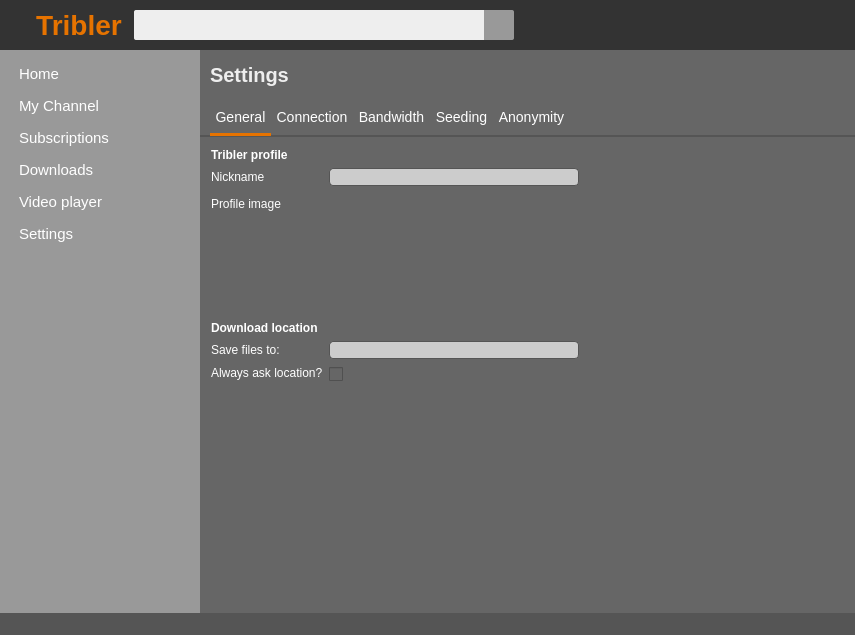
The window that TriblerGUI/qt_resources/mainwindow.ui (devos50/TriblerGUI) describes before a commit, drawn with Qt 5.
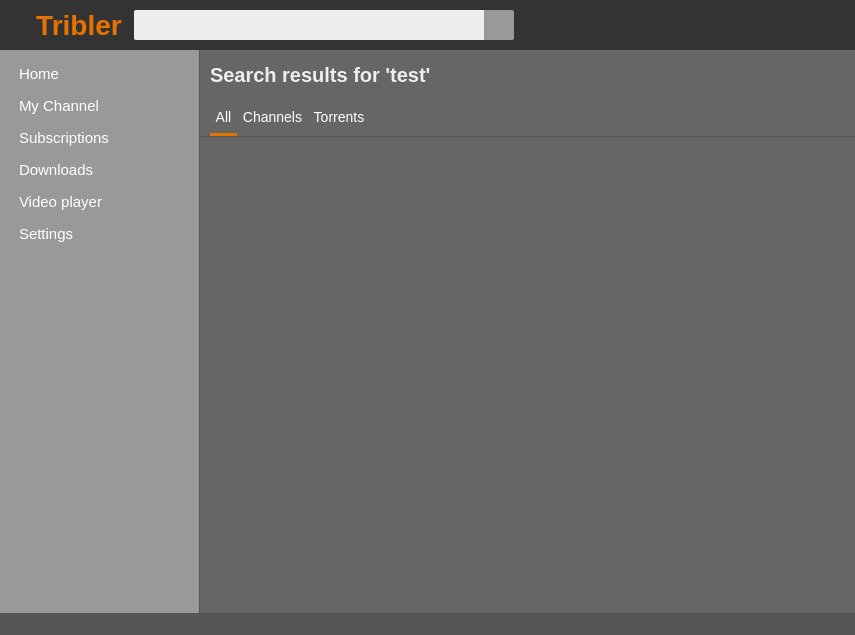
The same window after the commit. Icons and pictures are not drawn. Custom widgets are drawn as their Qt base class.

Commit message: Refactored search results page into its own modules

Patch:
```diff
--- a/TriblerGUI/qt_resources/mainwindow.ui
+++ b/TriblerGUI/qt_resources/mainwindow.ui
@@ -330,7 +330,8 @@
          <bool>false</bool>
         </property>
         <property name="styleSheet">
-         <string notr="true">background-color: #999;</string>
+         <string notr="true">background-color: #999;
+border-right: 1px solid #555;</string>
         </property>
         <property name="locale">
          <locale language="Dutch" country="Netherlands"/>
@@ -697,7 +698,7 @@
       <item>
        <widget class="QStackedWidget" name="stackedWidget">
         <property name="currentIndex">
-         <number>4</number>
+         <number>2</number>
         </property>
         <widget class="QWidget" name="home_page">
          <layout class="QVBoxLayout" name="verticalLayout">
@@ -2079,8 +2080,11 @@
           </item>
          </layout>
         </widget>
-        <widget class="QWidget" name="channels_overview">
+        <widget class="SearchResultsPage" name="search_results_page">
          <layout class="QVBoxLayout" name="verticalLayout">
+          <property name="spacing">
+           <number>0</number>
+          </property>
           <property name="leftMargin">
            <number>0</number>
           </property>
@@ -2094,7 +2098,233 @@
            <number>0</number>
           </property>
           <item>
-           <widget class="QListWidget" name="channels_list">
+           <widget class="QWidget" name="widget_7" native="true">
+            <layout class="QHBoxLayout" name="horizontalLayout_28">
+             <property name="spacing">
+              <number>0</number>
+             </property>
+             <property name="leftMargin">
+              <number>0</number>
+             </property>
+             <property name="topMargin">
+              <number>0</number>
+             </property>
+             <property name="rightMargin">
+              <number>0</number>
+             </property>
+             <property name="bottomMargin">
+              <number>0</number>
+             </property>
+             <item>
+              <spacer name="horizontalSpacer_35">
+               <property name="orientation">
+                <enum>Qt::Horizontal</enum>
+               </property>
+               <property name="sizeType">
+                <enum>QSizePolicy::Fixed</enum>
+               </property>
+               <property name="sizeHint" stdset="0">
+                <size>
+                 <width>10</width>
+                 <height>20</height>
+                </size>
+               </property>
+              </spacer>
+             </item>
+             <item>
+              <widget class="QLabel" name="label_22">
+               <property name="sizePolicy">
+                <sizepolicy hsizetype="Preferred" vsizetype="Fixed">
+                 <horstretch>0</horstretch>
+                 <verstretch>0</verstretch>
+                </sizepolicy>
+               </property>
+               <property name="minimumSize">
+                <size>
+                 <width>0</width>
+                 <height>50</height>
+                </size>
+               </property>
+               <property name="maximumSize">
+                <size>
+                 <width>16777215</width>
+                 <height>50</height>
+                </size>
+               </property>
+               <property name="styleSheet">
+                <string notr="true">color: #eee;
+background-color: transparent;
+font-size: 20px;
+font-weight: bold;</string>
+               </property>
+               <property name="text">
+                <string>Search results for 'test'</string>
+               </property>
+              </widget>
+             </item>
+            </layout>
+           </widget>
+          </item>
+          <item>
+           <widget class="TabButtonPanel" name="search_results_tab" native="true">
+            <layout class="QHBoxLayout" name="horizontalLayout_27">
+             <property name="spacing">
+              <number>0</number>
+             </property>
+             <property name="leftMargin">
+              <number>0</number>
+             </property>
+             <property name="topMargin">
+              <number>0</number>
+             </property>
+             <property name="rightMargin">
+              <number>0</number>
+             </property>
+             <property name="bottomMargin">
+              <number>0</number>
+             </property>
+             <item>
+              <spacer name="horizontalSpacer_33">
+               <property name="orientation">
+                <enum>Qt::Horizontal</enum>
+               </property>
+               <property name="sizeType">
+                <enum>QSizePolicy::Fixed</enum>
+               </property>
+               <property name="sizeHint" stdset="0">
+                <size>
+                 <width>10</width>
+                 <height>20</height>
+                </size>
+               </property>
+              </spacer>
+             </item>
+             <item>
+              <widget class="UnderlineTabButton" name="search_results_all_button">
+               <property name="sizePolicy">
+                <sizepolicy hsizetype="Minimum" vsizetype="Fixed">
+                 <horstretch>0</horstretch>
+                 <verstretch>0</verstretch>
+                </sizepolicy>
+               </property>
+               <property name="minimumSize">
+                <size>
+                 <width>0</width>
+                 <height>36</height>
+                </size>
+               </property>
+               <property name="maximumSize">
+                <size>
+                 <width>16777215</width>
+                 <height>36</height>
+                </size>
+               </property>
+               <property name="cursor">
+                <cursorShape>PointingHandCursor</cursorShape>
+               </property>
+               <property name="styleSheet">
+                <string notr="true">color: white;
+border: none;
+border-bottom: 3px solid #e67300;
+background: none;
+font-size: 14px;
+</string>
+               </property>
+               <property name="text">
+                <string>All</string>
+               </property>
+              </widget>
+             </item>
+             <item>
+              <widget class="UnderlineTabButton" name="search_results_channels_button">
+               <property name="sizePolicy">
+                <sizepolicy hsizetype="Minimum" vsizetype="Fixed">
+                 <horstretch>0</horstretch>
+                 <verstretch>0</verstretch>
+                </sizepolicy>
+               </property>
+               <property name="minimumSize">
+                <size>
+                 <width>0</width>
+                 <height>36</height>
+                </size>
+               </property>
+               <property name="maximumSize">
+                <size>
+                 <width>16777215</width>
+                 <height>36</height>
+                </size>
+               </property>
+               <property name="cursor">
+                <cursorShape>PointingHandCursor</cursorShape>
+               </property>
+               <property name="styleSheet">
+                <string notr="true">color: white;
+border: none;
+border-bottom: 3px solid transparent;
+background: none;
+font-size: 14px;
+</string>
+               </property>
+               <property name="text">
+                <string>Channels</string>
+               </property>
+              </widget>
+             </item>
+             <item>
+              <widget class="UnderlineTabButton" name="search_results_torrents_button">
+               <property name="sizePolicy">
+                <sizepolicy hsizetype="Minimum" vsizetype="Fixed">
+                 <horstretch>0</horstretch>
+                 <verstretch>0</verstretch>
+                </sizepolicy>
+               </property>
+               <property name="minimumSize">
+                <size>
+                 <width>0</width>
+                 <height>36</height>
+                </size>
+               </property>
+               <property name="maximumSize">
+                <size>
+                 <width>16777215</width>
+                 <height>36</height>
+                </size>
+               </property>
+               <property name="cursor">
+                <cursorShape>PointingHandCursor</cursorShape>
+               </property>
+               <property name="styleSheet">
+                <string notr="true">color: white;
+border: none;
+border-bottom: 3px solid transparent;
+background: none;
+font-size: 14px;
+</string>
+               </property>
+               <property name="text">
+                <string>Torrents</string>
+               </property>
+              </widget>
+             </item>
+             <item>
+              <spacer name="horizontalSpacer_34">
+               <property name="orientation">
+                <enum>Qt::Horizontal</enum>
+               </property>
+               <property name="sizeHint" stdset="0">
+                <size>
+                 <width>40</width>
+                 <height>20</height>
+                </size>
+               </property>
+              </spacer>
+             </item>
+            </layout>
+           </widget>
+          </item>
+          <item>
+           <widget class="QListWidget" name="search_results_list">
             <property name="styleSheet">
              <string notr="true">QListWidget::item:hover {
 background-color: #999;
@@ -2104,6 +2334,7 @@
 }
 QListWidget {
 border: none;
+border-top: 1px solid #555;
 }</string>
             </property>
             <property name="selectionMode">
@@ -5054,6 +5285,12 @@
    <header>settingspage.h</header>
    <container>1</container>
   </customwidget>
+  <customwidget>
+   <class>SearchResultsPage</class>
+   <extends>QWidget</extends>
+   <header>searchresultspage.h</header>
+   <container>1</container>
+  </customwidget>
  </customwidgets>
  <resources/>
  <connections/>
```
The commit also changes 2 other files.
